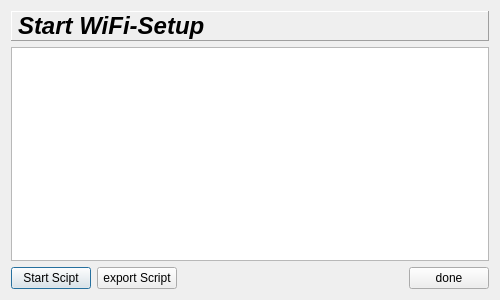
Old version of the form ui/wifistartup.ui in the repository maz-1/kndiswrapper.
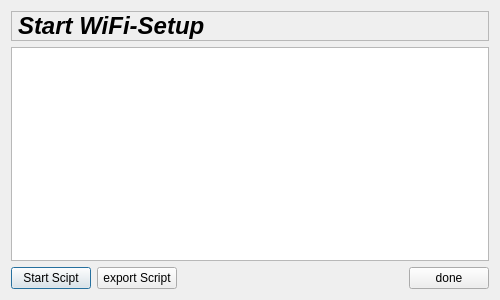
New version of the form. Icons and pictures are not drawn.

```diff
--- a/ui/wifistartup.ui
+++ b/ui/wifistartup.ui
@@ -37,7 +37,7 @@
       </font>
      </property>
      <property name="frameShape">
-      <enum>QFrame::Panel</enum>
+      <enum>QFrame::StyledPanel</enum>
      </property>
      <property name="frameShadow">
       <enum>QFrame::Raised</enum>
```
Left out of the diff: 6 changed lines with no effect on the pictures.
